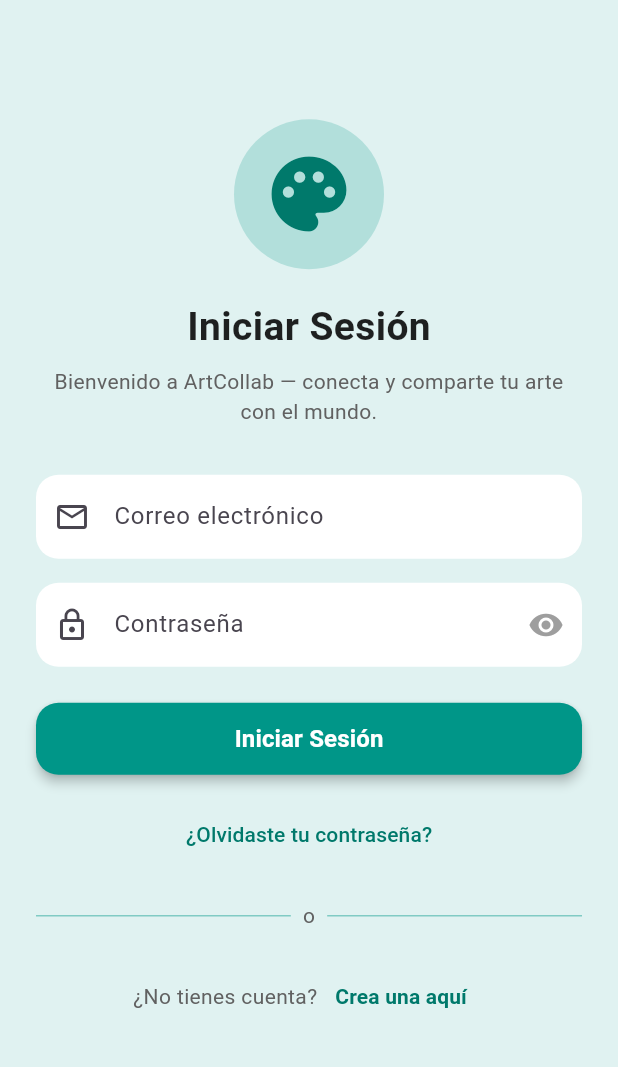
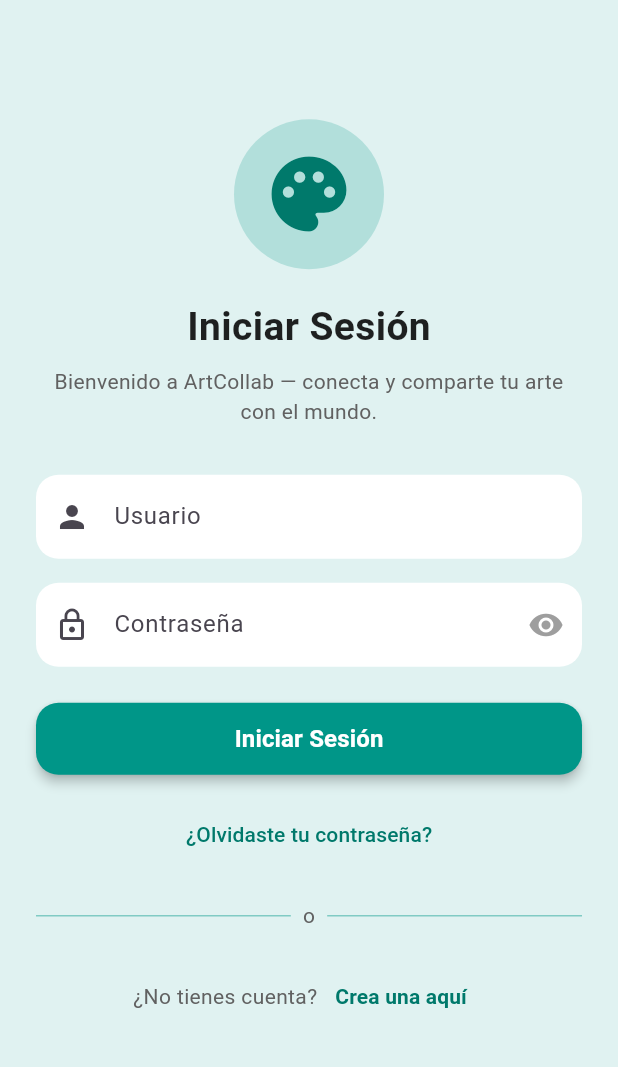
Before and after one commit to ArquiSoftwareEmerg-7273-Grupo3/ArtCollab_MobileApp, a Flutter app: the screen it shows after launch, on a phone screen of 412 x 824 dp, the part 84-1151 px from its top. Run offline on Flutter 3.47's test engine with Material 3 defaults, Android fonts, the phone set to English and light mode, and no system bars; our stand-ins replace flutter_bloc.

```diff
--- a/lib/core/constants/app_constants.dart
+++ b/lib/core/constants/app_constants.dart
@@ -1,3 +1,3 @@
 class AppConstants {
-  static const String authBaseUrl = 'http://localhost:8080/api/v1/';
+  static const String authBaseUrl = 'http://10.0.2.2:8080/api/v1/';
 }
--- a/lib/features/auth/presentation/blocs/auth_event.dart
+++ b/lib/features/auth/presentation/blocs/auth_event.dart
@@ -9,8 +9,31 @@ class AuthorizeUser extends AuthEvent {
 
 // Modificar
 class RegisterUser extends AuthEvent {
-  final String user;
+  final String username;
   final String password;
+  final String ubicacion;
+  final String nombres;
+  final String apellidos;
+  final String telefono;
+  final String foto;
+  final String descripcion;
+  final String fechaNacimiento;
+  final String additionalProp1;
+  final String additionalProp2;
+  final String additionalProp3;
 
-  RegisterUser({required this.user, required this.password});
+  RegisterUser({
+    required this.username,
+    required this.password,
+    required this.ubicacion,
+    required this.nombres,
+    required this.apellidos,
+    required this.telefono,
+    required this.foto,
+    required this.descripcion,
+    required this.fechaNacimiento,
+    required this.additionalProp1,
+    required this.additionalProp2,
+    required this.additionalProp3
+    });
 }
--- a/lib/features/auth/presentation/pages/login_screen.dart
+++ b/lib/features/auth/presentation/pages/login_screen.dart
@@ -1,3 +1,6 @@
+import 'package:artcollab_mobile/features/auth/presentation/blocs/auth_bloc.dart';
+import 'package:artcollab_mobile/features/auth/presentation/blocs/auth_event.dart';
+import 'package:artcollab_mobile/features/auth/presentation/blocs/auth_state.dart';
 import 'package:artcollab_mobile/features/auth/presentation/blocs/hidden_password_cubit.dart';
 import 'package:artcollab_mobile/features/auth/presentation/pages/signup_screen.dart';
 import 'package:artcollab_mobile/shared/presentation/default_home_page.dart';
@@ -12,7 +15,7 @@ class LoginScreen extends StatefulWidget {
 }
 
 class _LoginScreenState extends State<LoginScreen> {
-  final TextEditingController _mailController = TextEditingController();
+  final TextEditingController _userController = TextEditingController();
   final TextEditingController _pwController = TextEditingController();
 
   @override
@@ -31,7 +34,34 @@ class _LoginScreenState extends State<LoginScreen> {
         elevation: 2,
       ),
       body: SafeArea(
-        child: Center(
+        child: BlocListener<AuthBloc, AuthState>(
+          listener: (context, state){
+            if (state is AuthLoadingState) {
+              const Center(
+                  child: SizedBox(
+                      width: 30,
+                      height: 30,
+                      child: CircularProgressIndicator()));
+            } else if (state is AuthLoadedState) {
+              ScaffoldMessenger.of(context).showSnackBar(
+                SnackBar(
+                  content: Text('Welcome back, ${state.user.username}.'),
+                ),
+              );
+              Navigator.pushReplacement(
+                  context,
+                  MaterialPageRoute(
+                    builder: (context) => const DefaultHomePage(),
+                  ));
+            } else if (state is AuthErrorState) {
+              ScaffoldMessenger.of(context).showSnackBar(
+                SnackBar(
+                  content: Text(state.message),
+                ),
+              );
+            }
+          },
+          child: Center(
           child: SingleChildScrollView(
             padding: const EdgeInsets.symmetric(horizontal: 24, vertical: 16),
             child: Column(
@@ -75,11 +105,11 @@ class _LoginScreenState extends State<LoginScreen> {
 
                 // Campo de correo
                 TextField(
-                  controller: _mailController,
-                  keyboardType: TextInputType.emailAddress,
+                  controller: _userController,
+                  //keyboardType: TextInputType.emailAddress,
                   decoration: InputDecoration(
-                    prefixIcon: const Icon(Icons.mail_outline),
-                    labelText: 'Correo electrónico',
+                    prefixIcon: const Icon(Icons.person),
+                    labelText: 'Usuario',
                     filled: true,
                     fillColor: Colors.white,
                     border: OutlineInputBorder(
@@ -146,12 +176,10 @@ class _LoginScreenState extends State<LoginScreen> {
                       elevation: 3,
                     ),
                     onPressed: () {
-                      Navigator.pushReplacement(
-                        context,
-                        MaterialPageRoute(
-                          builder: (context) => const DefaultHomePage(),
-                        ),
-                      );
+                      final String username = _userController.text;
+                        final String password = _pwController.text;
+                        context.read<AuthBloc>().add(
+                            AuthorizeUser(user: username, password: password));
                     },
                     child: const Text(
                       'Iniciar Sesión',
@@ -228,6 +256,9 @@ class _LoginScreenState extends State<LoginScreen> {
             ),
           ),
         ),
+
+        )
+
       ),
     );
   }
--- a/lib/features/auth/presentation/pages/signup_screen.dart
+++ b/lib/features/auth/presentation/pages/signup_screen.dart
@@ -14,7 +14,7 @@ class SignupScreen extends StatefulWidget {
 class _SignupScreenState extends State<SignupScreen> {
   final TextEditingController _nameController = TextEditingController();
   final TextEditingController _lastNameController = TextEditingController();
-  final TextEditingController _mailController = TextEditingController();
+  final TextEditingController _userController = TextEditingController();
   final TextEditingController _pwController = TextEditingController();
 
   @override
@@ -79,13 +79,13 @@ class _SignupScreenState extends State<SignupScreen> {
                 ),
                 const SizedBox(height: 16),
 
-                // Correo electrónico
+                // Usuario
                 TextField(
-                  controller: _mailController,
+                  controller: _userController,
                   keyboardType: TextInputType.emailAddress,
                   decoration: InputDecoration(
-                    prefixIcon: const Icon(Icons.mail_outline),
-                    labelText: 'Correo electrónico',
+                    prefixIcon: const Icon(Icons.person),
+                    labelText: 'Usuario',
                     border: OutlineInputBorder(
                       borderRadius: BorderRadius.circular(12),
                     ),
--- a/lib/main.dart
+++ b/lib/main.dart
@@ -1,3 +1,4 @@
+import 'package:artcollab_mobile/features/auth/presentation/blocs/auth_bloc.dart';
 import 'package:artcollab_mobile/features/auth/presentation/blocs/hidden_password_cubit.dart';
 import 'package:artcollab_mobile/features/auth/presentation/pages/login_screen.dart';
 import 'package:flutter/material.dart';
@@ -14,7 +15,7 @@ class MainApp extends StatelessWidget {
   Widget build(BuildContext context) {
     return MultiBlocProvider(
       providers: [
-        //BlocProvider(create: (context) => AuthBloc()),
+        BlocProvider(create: (context) => AuthBloc()),
         BlocProvider(create: (context) => HiddenPasswordCubit())
       ],
       child: MaterialApp(
```
Also changed, not shown: lib/features/auth/data/remote/auth_service.dart (+35 -9 lines), lib/features/auth/data/remote/user_request.dart (+40 -2 lines), lib/features/auth/data/repository/auth_repository.dart (+27 -3 lines), lib/features/auth/presentation/blocs/auth_bloc.dart (+17 -4 lines).
